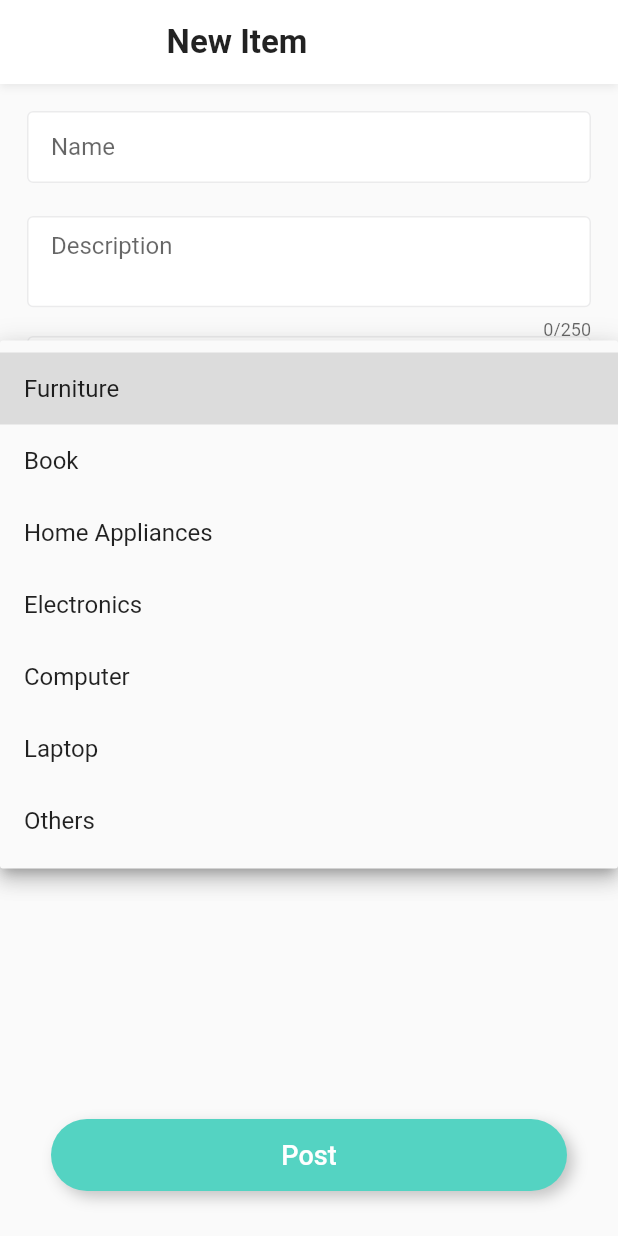
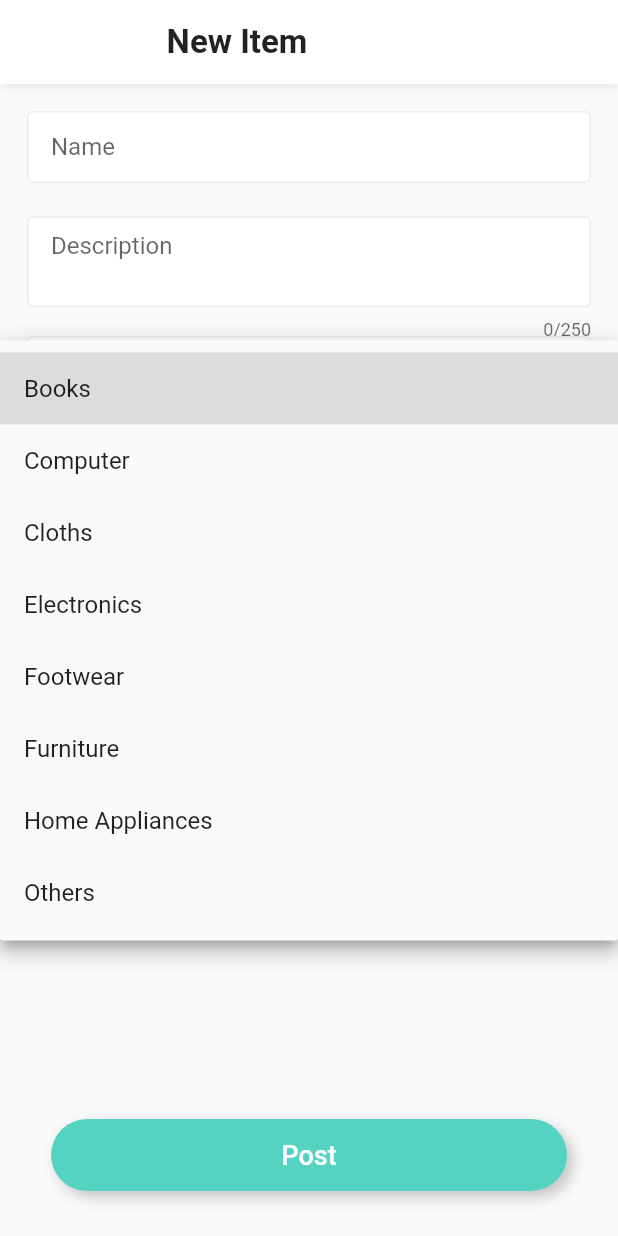
Before and after one commit to rahulva/open_hands, a Flutter app: the PostCreate screen opened directly, after a tap on "Category", on a phone screen of 412 x 824 dp. Run offline on Flutter 3.47's test engine with Material 2 defaults, Android fonts, the phone set to English and light mode, and no system bars; drawn by our look-alikes of card_swiper; our stand-ins replace cached_network_image, camera, flutter_rating_bar, font_awesome_flutter, image_picker; missing offline and left inert: phone_form_field; accounts and stored records are empty; network calls fail.

Commit message:
Updating categories

```diff
--- a/lib/app/item_post/post_create.dart
+++ b/lib/app/item_post/post_create.dart
@@ -31,15 +31,17 @@ class _PostCreateState extends State<PostCreate> {
   final TextEditingController _locationController = TextEditingController();
   final ImageSliderWidget _imageWidget = ImageSliderWidget();
 
-  static const List<String> category = [
+  static  List<String> category =  [
+    'Books',
+    'Computer',
+    'Cloths',
+    'Electronics',
+    'Footwear',
     'Furniture',
-    'Book',
     'Home Appliances',
-    'Electronics',
-    'Computer',
-    'Laptop',
     'Others'
   ];
+
   static const List<String> condition = ['New', 'Like New', 'Slightly Used', 'Old', 'Heavily Used'];
 
   // List<DropdownMenuEntry<String>> list = categorySubCategory.keys
--- a/lib/app/item_post/post_list.dart
+++ b/lib/app/item_post/post_list.dart
@@ -1,8 +1,7 @@
 import 'package:flutter/material.dart';
 import 'package:font_awesome_flutter/font_awesome_flutter.dart';
+import 'package:open_hands/app/item_post/post_list_item.dart';
 import 'package:open_hands/app/services/post_service.dart';
-import 'package:open_hands/app/item_post/post_list_item.dart';
-import 'package:open_hands/app/services/user_service.dart';
 import 'package:open_hands/app/theme/app_theme.dart';
 
 import '../domain/post_data.dart';
```
